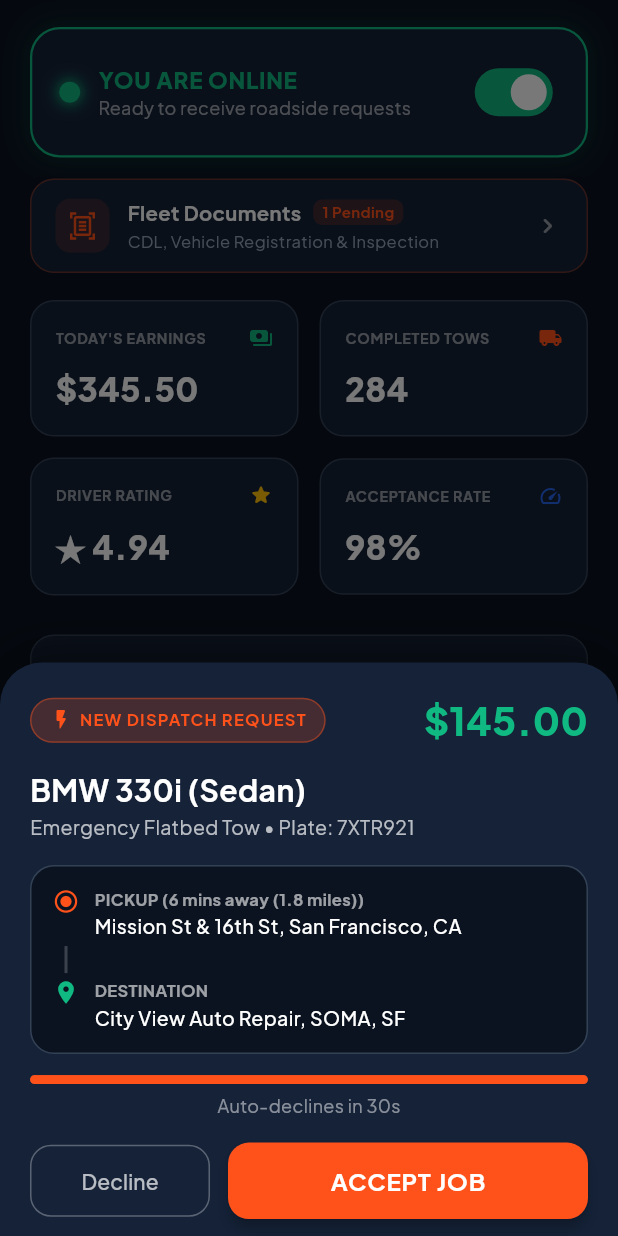
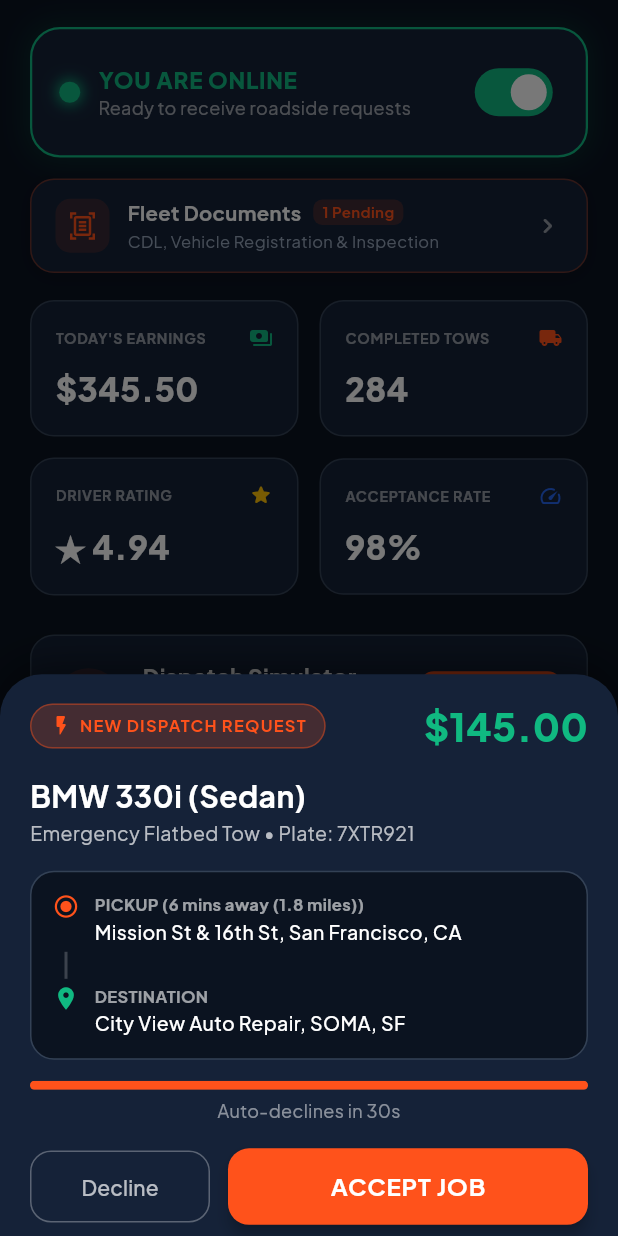
Before and after one commit to roacstech/Towing_driver_app, a Flutter app: the DashboardScreen screen opened by its route, scrolled down 70 dp, on a phone screen of 412 x 824 dp. Run offline on Flutter 3.47's test engine with Material 3 defaults, Android fonts, the phone set to English and light mode, and no system bars; our stand-ins replace flutter_map, google_fonts, latlong2, shared_preferences; accounts and stored records are empty; network calls fail.

Commit message:
Fix incoming job dialog overflow and button actions, fix profile truck model overflow

```diff
--- a/lib/features/dashboard/screens/dashboard_screen.dart
+++ b/lib/features/dashboard/screens/dashboard_screen.dart
@@ -42,6 +42,7 @@ class _DashboardScreenState extends State<DashboardScreen> {
       _dialogOpen = true;
       showModalBottomSheet(
         context: context,
+        isScrollControlled: true,
         isDismissible: false,
         enableDrag: false,
         backgroundColor: Colors.transparent,
--- a/lib/features/jobs/widgets/incoming_job_dialog.dart
+++ b/lib/features/jobs/widgets/incoming_job_dialog.dart
@@ -25,6 +25,9 @@ class _IncomingJobDialogState extends State<IncomingJobDialog> {
         setState(() => _secondsLeft--);
       } else {
         _countdownTimer?.cancel();
+        if (mounted) {
+          Navigator.of(context, rootNavigator: true).pop();
+        }
         DriverJobService().declineJob();
       }
     });
@@ -41,7 +44,10 @@ class _IncomingJobDialogState extends State<IncomingJobDialog> {
     final progress = _secondsLeft / 30.0;
 
     return Container(
-      padding: const EdgeInsets.all(20),
+      constraints: BoxConstraints(
+        maxHeight: MediaQuery.of(context).size.height * 0.88,
+      ),
+      padding: const EdgeInsets.fromLTRB(20, 16, 20, 16),
       decoration: BoxDecoration(
         color: DriverColors.cardDark,
         borderRadius: const BorderRadius.vertical(top: Radius.circular(28)),
@@ -54,10 +60,12 @@ class _IncomingJobDialogState extends State<IncomingJobDialog> {
         ],
       ),
       child: SafeArea(
-        child: Column(
-          mainAxisSize: MainAxisSize.min,
-          crossAxisAlignment: CrossAxisAlignment.stretch,
-          children: [
+        child: SingleChildScrollView(
+          physics: const BouncingScrollPhysics(),
+          child: Column(
+            mainAxisSize: MainAxisSize.min,
+            crossAxisAlignment: CrossAxisAlignment.stretch,
+            children: [
             // Header: Job type badge & Payout
             Row(
               mainAxisAlignment: MainAxisAlignment.spaceBetween,
@@ -233,6 +241,7 @@ class _IncomingJobDialogState extends State<IncomingJobDialog> {
                   flex: 1,
                   child: OutlinedButton(
                     onPressed: () {
+                      Navigator.of(context, rootNavigator: true).pop();
                       DriverJobService().declineJob();
                     },
                     style: OutlinedButton.styleFrom(
@@ -249,6 +258,7 @@ class _IncomingJobDialogState extends State<IncomingJobDialog> {
                   flex: 2,
                   child: ElevatedButton(
                     onPressed: () {
+                      Navigator.of(context, rootNavigator: true).pop();
                       DriverJobService().acceptJob(widget.job);
                     },
                     style: ElevatedButton.styleFrom(
@@ -273,6 +283,7 @@ class _IncomingJobDialogState extends State<IncomingJobDialog> {
           ],
         ),
       ),
-    );
+    ),
+  );
   }
 }
```
Also changed, not shown: lib/features/profile/screens/driver_profile_screen.dart (+12 -7 lines).
